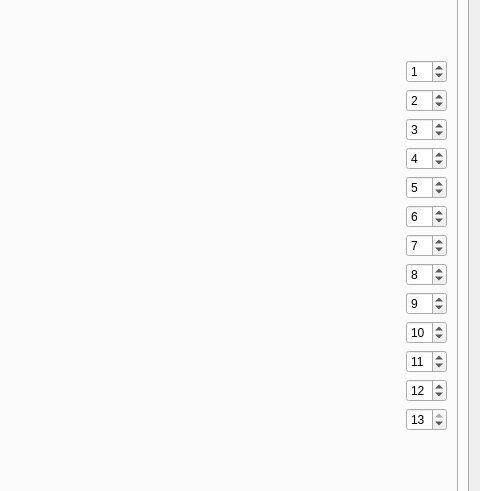
Above: S2A_Code/sentinel2analyzer_dialog_base.ui from ThomasMartinoli/Sentinel2Analyzer_QGISplugin before the change; both pictures show x 291 to 771 and y 325 to 816 of the 771 by 903 pixel window. Below: the same form after it.
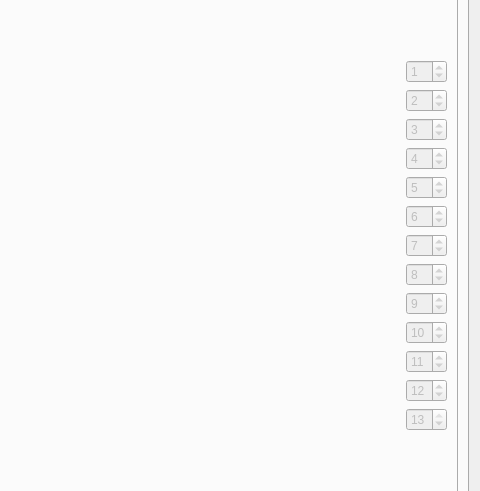
That is the form after the change. The open tabs and pages were chosen to show the change. Icons and pictures are not drawn. Custom widgets are drawn as their Qt base class.

Commit message: Improve layout Indices-Input Tab

Patch:
```diff
--- a/S2A_Code/sentinel2analyzer_dialog_base.ui
+++ b/S2A_Code/sentinel2analyzer_dialog_base.ui
@@ -1476,6 +1476,9 @@
                </item>
                <item row="1" column="2">
                 <widget class="QSpinBox" name="spinBox_B1_3">
+                 <property name="enabled">
+                  <bool>false</bool>
+                 </property>
                  <property name="sizePolicy">
                   <sizepolicy hsizetype="Minimum" vsizetype="Fixed">
                    <horstretch>0</horstretch>
@@ -1495,6 +1498,9 @@
                </item>
                <item row="8" column="2">
                 <widget class="QSpinBox" name="spinBox_B8_3">
+                 <property name="enabled">
+                  <bool>false</bool>
+                 </property>
                  <property name="minimum">
                   <number>0</number>
                  </property>
@@ -1508,6 +1514,9 @@
                </item>
                <item row="10" column="2">
                 <widget class="QSpinBox" name="spinBox_B10_3">
+                 <property name="enabled">
+                  <bool>false</bool>
+                 </property>
                  <property name="minimum">
                   <number>0</number>
                  </property>
@@ -1521,6 +1530,9 @@
                </item>
                <item row="7" column="2">
                 <widget class="QSpinBox" name="spinBox_B7_3">
+                 <property name="enabled">
+                  <bool>false</bool>
+                 </property>
                  <property name="minimum">
                   <number>0</number>
                  </property>
@@ -1534,6 +1546,9 @@
                </item>
                <item row="11" column="2">
                 <widget class="QSpinBox" name="spinBox_B11_3">
+                 <property name="enabled">
+                  <bool>false</bool>
+                 </property>
                  <property name="minimum">
                   <number>0</number>
                  </property>
@@ -1561,6 +1576,9 @@
                </item>
                <item row="5" column="2">
                 <widget class="QSpinBox" name="spinBox_B5_3">
+                 <property name="enabled">
+                  <bool>false</bool>
+                 </property>
                  <property name="minimum">
                   <number>0</number>
                  </property>
@@ -1574,6 +1592,9 @@
                </item>
                <item row="12" column="2">
                 <widget class="QSpinBox" name="spinBox_B12_3">
+                 <property name="enabled">
+                  <bool>false</bool>
+                 </property>
                  <property name="minimum">
                   <number>0</number>
                  </property>
@@ -1608,6 +1629,9 @@
                </item>
                <item row="2" column="2">
                 <widget class="QSpinBox" name="spinBox_B2_3">
+                 <property name="enabled">
+                  <bool>false</bool>
+                 </property>
                  <property name="minimum">
                   <number>0</number>
                  </property>
@@ -1635,6 +1659,9 @@
                </item>
                <item row="6" column="2">
                 <widget class="QSpinBox" name="spinBox_B6_3">
+                 <property name="enabled">
+                  <bool>false</bool>
+                 </property>
                  <property name="minimum">
                   <number>0</number>
                  </property>
@@ -1655,6 +1682,9 @@
                </item>
                <item row="3" column="2">
                 <widget class="QSpinBox" name="spinBox_B3_3">
+                 <property name="enabled">
+                  <bool>false</bool>
+                 </property>
                  <property name="minimum">
                   <number>0</number>
                  </property>
@@ -1675,6 +1705,9 @@
                </item>
                <item row="13" column="2">
                 <widget class="QSpinBox" name="spinBox_B13_3">
+                 <property name="enabled">
+                  <bool>false</bool>
+                 </property>
                  <property name="minimum">
                   <number>0</number>
                  </property>
@@ -1688,6 +1721,9 @@
                </item>
                <item row="9" column="2">
                 <widget class="QSpinBox" name="spinBox_B9_3">
+                 <property name="enabled">
+                  <bool>false</bool>
+                 </property>
                  <property name="minimum">
                   <number>0</number>
                  </property>
@@ -1708,6 +1744,9 @@
                </item>
                <item row="4" column="2">
                 <widget class="QSpinBox" name="spinBox_B4_3">
+                 <property name="enabled">
+                  <bool>false</bool>
+                 </property>
                  <property name="minimum">
                   <number>0</number>
                  </property>
```
The commit also changes 2 other files.
